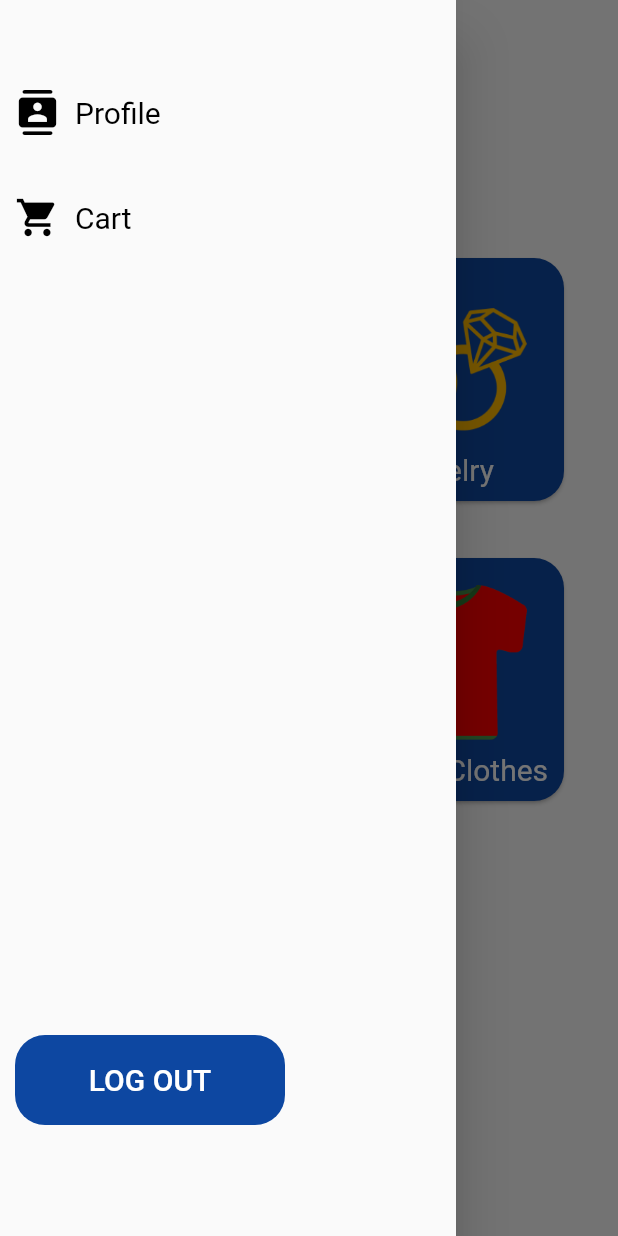
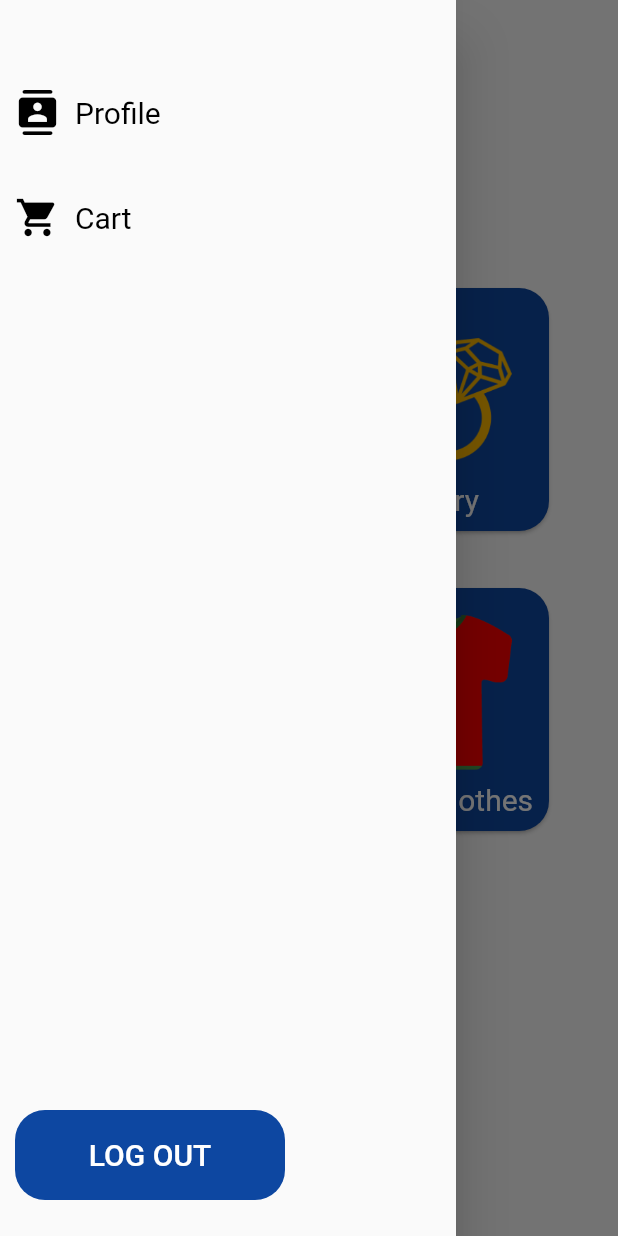
Before and after one commit to MartinMelek/Ecommerce_app, a Flutter app: the ShopPage screen opened by its route, with the side drawer open, on a phone screen of 412 x 824 dp. Run offline on Flutter 3.47's test engine with Material 2 defaults, Android fonts, the phone set to English and light mode, and no system bars; our stand-ins replace shared_preferences; accounts and stored records are empty; network calls fail.

Commit message:
Second commit

```diff
--- a/lib/login_page.dart
+++ b/lib/login_page.dart
@@ -57,6 +57,7 @@ class _LoginPageState extends State<LoginPage> {
   Widget build(BuildContext context) {
     checkLogin();
     return Scaffold(
+      resizeToAvoidBottomInset : false,
       body: Container(
         padding: EdgeInsets.only(left: 10, top: 100, right: 10),
         child: Column(
--- a/lib/navigation_drawer.dart
+++ b/lib/navigation_drawer.dart
@@ -60,11 +60,14 @@ class NavigationDrawer extends StatelessWidget {
                 ],
               ),
             ),
-            SizedBox(height: 530,),
+            SizedBox(height: 580,),
             TextButton(
               onPressed: () async{
                 SharedPreferences prefs = await SharedPreferences.getInstance();
                 prefs.clear();
+                Navigator.pop(context);
+                Navigator.pop(context);
+                Navigator.pop(context);
                 Navigator.pushNamed(context, Routes.loginpage);
               },
               style: TextButton.styleFrom(
--- a/lib/product_tile.dart
+++ b/lib/product_tile.dart
@@ -42,7 +42,7 @@ class ProductTile extends StatelessWidget {
                       color: Colors.black
                   ),
                 ),
-                SizedBox(height: 20,),
+                SizedBox(height: 5,),
                 Text(
                   '\$ $price',
                   style: TextStyle(
@@ -51,6 +51,7 @@ class ProductTile extends StatelessWidget {
                       color: Colors.blue[900]
                   ),
                 ),
+                SizedBox(height: 5,),
               ],
             ),
           ),
--- a/lib/shop_page.dart
+++ b/lib/shop_page.dart
@@ -11,7 +11,7 @@ class ShopPage extends StatelessWidget {
     return Scaffold(
       drawer: NavigationDrawer(),
       body: Padding(
-        padding: EdgeInsets.only(top: 40, right: 10, left: 10),
+        padding: EdgeInsets.only(top: 60, right: 10, left: 10),
         child: Column(
           children: [
             Row(
@@ -79,7 +79,7 @@ class ShopPage extends StatelessWidget {
                     ),
                   ),
                 ),
-                SizedBox(width: 30,),
+                SizedBox(width: 20,),
                 SizedBox(
                   width: 170,
                   height: 170,
@@ -149,7 +149,7 @@ class ShopPage extends StatelessWidget {
                     ),
                   ),
                 ),
-                SizedBox(width: 30,),
+                SizedBox(width: 20,),
                 SizedBox(
                   width: 170,
                   height: 170,
```
